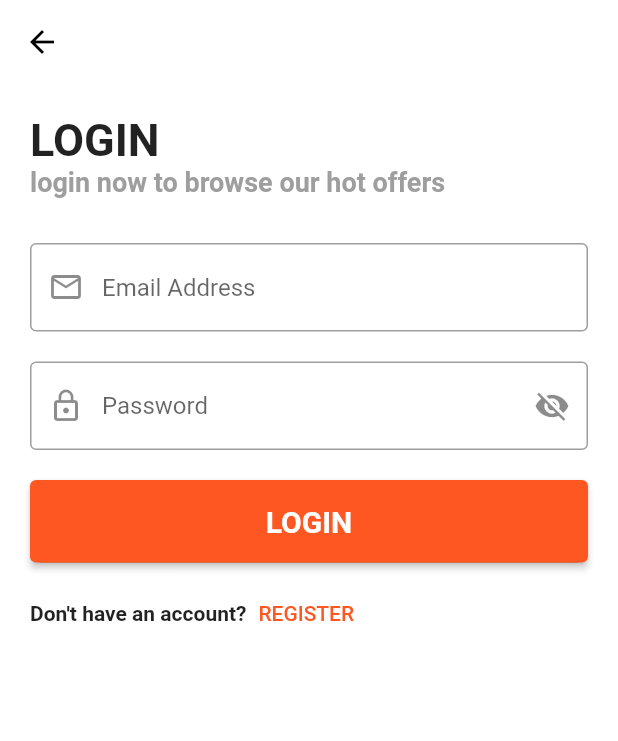
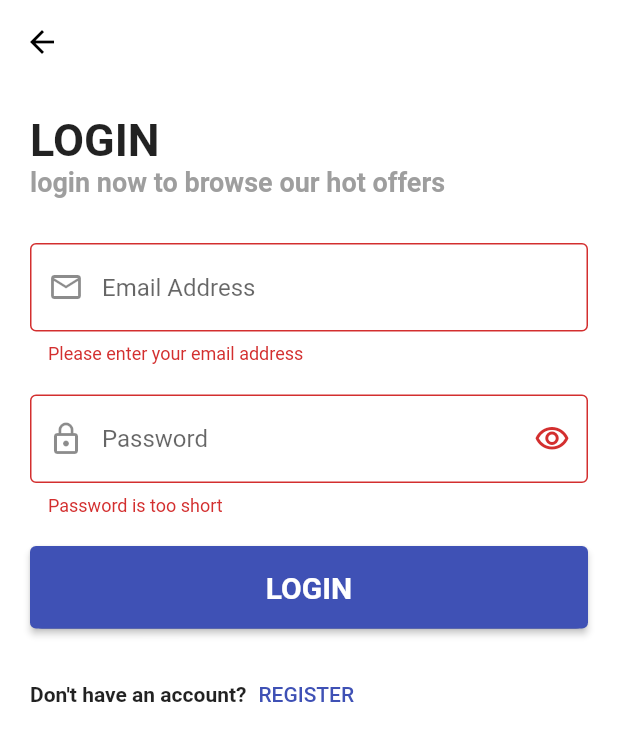
Before and after one commit to Esmail-Sameh/shop_App, a Flutter app: the OnBoardingScreen screen opened by its route, after a tap on the "arrow forward ios" icon, after a tap on "SKIP", after a tap on "LOGIN", on a phone screen of 412 x 824 dp. Shown: the top 741 px of the screen. Run offline on Flutter 3.47's test engine with Material 2 defaults, Android fonts, the phone set to English and light mode, and no system bars; our stand-ins replace bloc, conditional_builder_null_safety, dio, flutter_bloc, smooth_page_indicator; Roboto replaces fonts that are missing (Janna).

Commit message:
finaly login screen with out model class and change visibility for suffix icon

```diff
--- a/lib/main.dart
+++ b/lib/main.dart
@@ -2,12 +2,15 @@ import 'package:bloc/bloc.dart';
 import 'package:flutter/material.dart';
 import 'package:shop_app/modules/login/login_screen.dart';
 import 'package:shop_app/modules/register/register_screen.dart';
+import 'package:shop_app/shared/network/remote/dio_helper.dart';
+import 'package:shop_app/test.dart';
 import '../modules/on_boarding/on_boarding_screen.dart';
 import '../shared/styles/themes.dart';
 import 'modules/login/cubit/observer.dart';
 void main ()async{
   WidgetsFlutterBinding.ensureInitialized();
   Bloc.observer = MyBlocObserver();
+  await DioHelper.init();
   runApp(MyApp());
 }
 
@@ -18,11 +21,12 @@ class MyApp extends StatelessWidget {
   Widget build(BuildContext context) {
     return MaterialApp(
       debugShowCheckedModeBanner: false,
-      initialRoute: LoginScreen.routName,
+      initialRoute: OnBoardingScreen.routName,
       routes: {
         OnBoardingScreen.routName:(context) => OnBoardingScreen(),
         LoginScreen.routName:(context) => LoginScreen(),
         RegisterScreen.routName:(context) => RegisterScreen(),
+        Test.routName: (context) => Test(),
       },
       theme: lightTheme,
     );
--- a/lib/modules/login/cubit/login_cubit.dart
+++ b/lib/modules/login/cubit/login_cubit.dart
@@ -1,31 +1,41 @@
+import 'package:flutter/material.dart';
 import 'package:flutter_bloc/flutter_bloc.dart';
 import '../../../shared/network/end_points.dart';
 import '../../../shared/network/remote/dio_helper.dart';
 import '../cubit/login_states.dart';
 
-class LoginCubit extends Cubit<LoginStates>{
-  LoginCubit(): super(LoginInitialStates());
+class LoginCubit extends Cubit<LoginStates> {
+  LoginCubit() : super(LoginInitialStates());
 
-  static LoginCubit get(context)=> BlocProvider.of(context);
+  static LoginCubit get(context) => BlocProvider.of(context);
 
   void userLogin({
     required String user,
     required String password,
-  }){
+    String? lang,
+    String? token,
+  }) {
     emit(LoginLodingStates());
-    DioHelper.postData(
-        url: LOGIN,
-        data: {
-          'email':user,
-          'password':password,
-        }
-    ).then((value){
+    DioHelper.postData(url: LOGIN, data: {
+      'email': user,
+      'password': password,
+      'lang': lang,
+      'Authorization': token,
+    }).then((value) {
       print(value.data);
       emit(LoginSuccessStates());
-    }).catchError((error){
+    }).catchError((error) {
       emit(LoginErrorStates(error.toString()));
       print(error);
     });
   }
 
+  bool isPassword = true;
+  IconData suffixIcon = Icons.visibility_outlined;
+
+  void changePasswordVisibility(){
+    isPassword = !isPassword;
+    suffixIcon = isPassword ? Icons.visibility_outlined : Icons.visibility_off_outlined;
+    emit(LoginChangeVisibilityStates());
+  }
 }
--- a/lib/modules/login/cubit/login_states.dart
+++ b/lib/modules/login/cubit/login_states.dart
@@ -10,3 +10,5 @@ class LoginErrorStates extends LoginStates{
   final String error;
   LoginErrorStates(this.error);
 }
+
+class LoginChangeVisibilityStates extends LoginStates{}
--- a/lib/modules/login/login_screen.dart
+++ b/lib/modules/login/login_screen.dart
@@ -1,16 +1,16 @@
 import 'package:conditional_builder_null_safety/conditional_builder_null_safety.dart';
 import 'package:flutter/material.dart';
 import 'package:flutter_bloc/flutter_bloc.dart';
-import 'package:shop_app/modules/login/cubit/login_cubit.dart';
-import 'package:shop_app/modules/login/cubit/login_states.dart';
-import 'package:shop_app/modules/register/register_screen.dart';
+import '../login/cubit/login_cubit.dart';
+import '../login/cubit/login_states.dart';
+import '../register/register_screen.dart';
 import '../../shared/components/components.dart';
 
 class LoginScreen extends StatelessWidget {
   static String routName = 'loginScreen';
   final emailController = TextEditingController();
   final passwordController = TextEditingController();
-  final formKey = GlobalKey<FormState>();
+  var formKey = GlobalKey<FormState>();
 
   @override
   Widget build(BuildContext context) {
@@ -19,16 +19,16 @@ class LoginScreen extends StatelessWidget {
       appBar: AppBar(),
       body: BlocProvider(
         create: (context) => LoginCubit(),
-        child: BlocConsumer<LoginCubit , LoginStates>(
+        child: BlocConsumer<LoginCubit, LoginStates>(
           listener: (context, state) {},
           builder: (context, state) {
             return SafeArea(
               child: Padding(
                 padding: const EdgeInsets.all(20.0),
                 child: Column(
-                  key: formKey,
                   crossAxisAlignment: CrossAxisAlignment.start,
                   children: [
+                    // Login text
                     Text(
                       'LOGIN',
                       style: TextStyle(
@@ -47,12 +47,17 @@ class LoginScreen extends StatelessWidget {
                     SizedBox(
                       height: 30,
                     ),
+                    Form(
+                      key: formKey,
+                      child: Column(
+                        children: [
                           defaultTextFile(
                             lable: 'Email Address',
                             validator: (value) {
-                        if(value!.isEmpty){
+                              if (value!.isEmpty) {
                                 return 'Please enter your email address';
                               }
+                              return null;
                             },
                             prefixIcon: Icons.email_outlined,
                             controller: emailController,
@@ -64,39 +69,47 @@ class LoginScreen extends StatelessWidget {
                           defaultTextFile(
                             lable: 'Password',
                             validator: (value) {
-                        if(value!.isEmpty){
+                              if (value!.isEmpty) {
                                 return 'Password is too short';
                               }
+                              return null;
                             },
                             prefixIcon: Icons.lock_outline,
                             controller: passwordController,
                             inputType: TextInputType.visiblePassword,
-                      suffixIcon: Icons.visibility_off,
-                      isPassword: true,
+                            suffixIcon: LoginCubit.get(context).suffixIcon,
+                            isPassword: LoginCubit.get(context).isPassword,
+                            suffixOnPressed: () {
+                              LoginCubit.get(context).changePasswordVisibility();
+                            },
+                          ),
+                        ],
+                      ),
                     ),
                     SizedBox(
                       height: 20,
                     ),
                     ConditionalBuilder(
                       condition: state is! LoginLodingStates,
-                      builder:(context) => defaultButton(
+                      builder: (context) => defaultButton(
                         onPressed: () {
-                          // if(formKey.currentState!.validate()){
-                          //   LoginCubit.get(context).userLogin(
-                          //     user: emailController.text,
-                          //     password: passwordController.text,
-                          //   );
-                          // }
-
-
+                          if (formKey.currentState!.validate()) {
                             LoginCubit.get(context).userLogin(
                               user: emailController.text,
                               password: passwordController.text,
+                              lang: 'en',
                             );
+                            print(
+                                emailController.text + passwordController.text);
+                          }
                         },
                         text: 'LOGIN',
                       ),
-                      fallback: (context) => Center(child: CircularProgressIndicator()),
+                      fallback: (context) =>
+                          Center(child: CircularProgressIndicator()),
+                    ),
+                    SizedBox(
+                      height: 10,
                     ),
                     SizedBox(
                       height: 10,
--- a/lib/shared/components/components.dart
+++ b/lib/shared/components/components.dart
@@ -11,21 +11,27 @@ Widget defaultTextFile ({
   required IconData prefixIcon,
   required TextEditingController controller,
   required TextInputType inputType,
-  required String? Function(String?) validator,
+  GlobalKey<FormFieldState>? key,
+  required String? Function (String?)? validator ,
   Function(String)? onChange,
+  Function()? suffixOnPressed,
   bool isPassword = false,
   IconData? suffixIcon,
 })=> TextFormField(
+  key: key,
   decoration: InputDecoration(
     border: OutlineInputBorder(),
     hintText: lable,
     prefixIcon: Icon(prefixIcon),
-    suffixIcon: Icon(suffixIcon),
+    suffixIcon: IconButton(
+     icon:  Icon(suffixIcon),
+      onPressed: suffixOnPressed ,
+    ),
   ),
   onChanged: onChange,
   controller: controller,
   keyboardType: inputType,
-  validator: validator ,
+  validator: validator,
   obscureText: isPassword,
 
 );
--- a/lib/shared/network/remote/dio_helper.dart
+++ b/lib/shared/network/remote/dio_helper.dart
@@ -1,8 +1,7 @@
 import 'package:dio/dio.dart';
 
 class DioHelper {
-  static Dio? dio;
-
+   static var dio = Dio();
   static init() {
     dio = Dio(
       BaseOptions(
@@ -17,7 +16,7 @@ class DioHelper {
     required String url,
     required Map<String, dynamic> query
   }) async {
-    return await dio!.get(
+    return await dio.get(
       url,
       queryParameters: query,
     );
@@ -28,8 +27,14 @@ class DioHelper {
     required String url,
     Map<String, dynamic>? query,
     required Map<String, dynamic> data,
+    String lang = 'ar',
+    String? token,
   }) async {
-    return await dio!.post(
+    dio.options.headers = {
+      'lang': lang,
+      'Authorization': token,
+    };
+    return await dio.post(
       url,
       queryParameters: query,
       data: data,
--- a/lib/shared/styles/colors.dart
+++ b/lib/shared/styles/colors.dart
@@ -1,3 +1,3 @@
 import 'package:flutter/material.dart';
 
-const defaultColor = Colors.deepOrange;
+const defaultColor = Colors.indigo;
```
Also changed, not shown: lib/test.dart (added, +54 -0 lines). Lines whose indentation alone changed are shown as unchanged.
